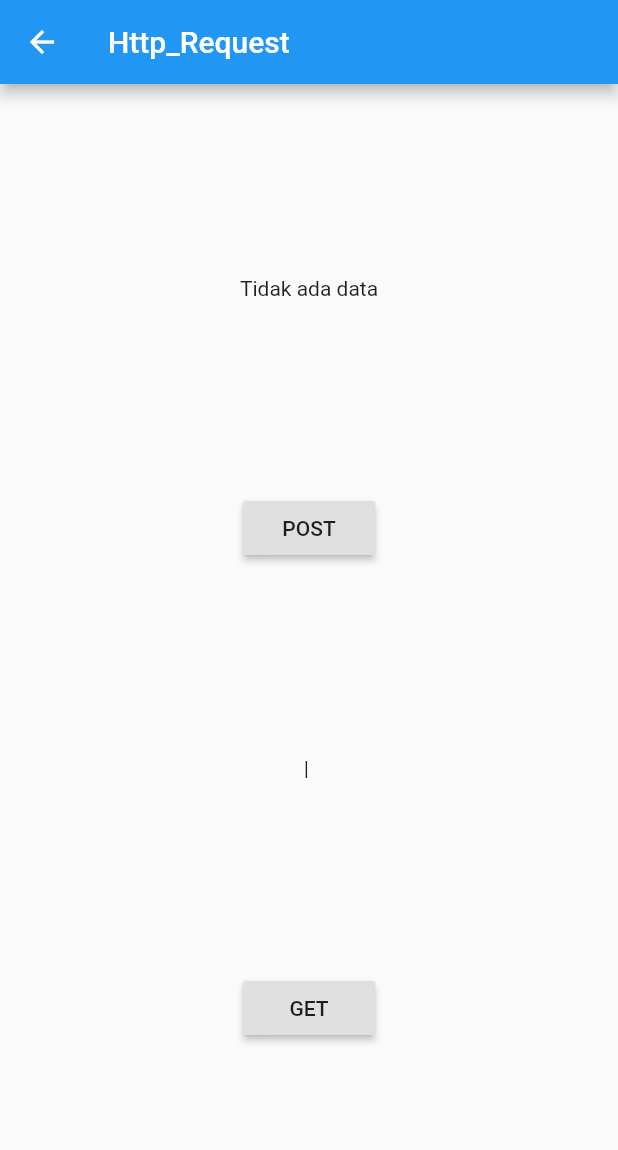
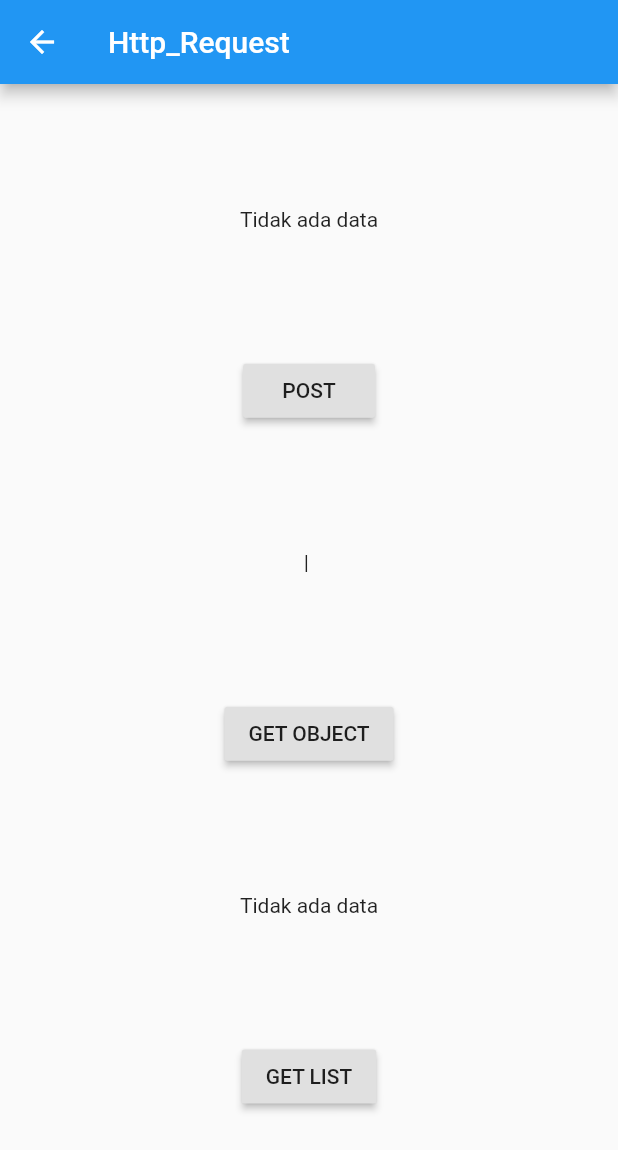
Before and after one commit to sampurnoaji/flutter_erico_chapter_1, a Flutter app: the HttpRequestPage screen opened directly, on a phone screen of 412 x 824 dp. Shown: the top 1150 px of the screen. Run offline on Flutter 3.47's test engine with Material 2 defaults, Android fonts, the phone set to English and light mode, and no system bars; our stand-ins replace audioplayers, qr_flutter; accounts and stored records are empty.

Commit message:
GET list

```diff
--- a/lib/lesson/http/http_request.dart
+++ b/lib/lesson/http/http_request.dart
@@ -11,6 +11,7 @@ class HttpRequestPage extends StatefulWidget {
 class _HttpRequestPageState extends State<HttpRequestPage> {
   PostResult? postResult;
   User? user;
+  String? users;
 
   @override
   Widget build(BuildContext context) {
@@ -44,7 +45,20 @@ class _HttpRequestPageState extends State<HttpRequestPage> {
                     setState(() {});
                   });
                 },
-                child: Text('GET'),
+                child: Text('GET OBJECT'),
+              ),
+              Text((users != null) ? '$users' : 'Tidak ada data'),
+              RaisedButton(
+                onPressed: () {
+                  User.getUsers('1').then((value) {
+                    users = '';
+                    for (int i = 0; i < value.length; i++) {
+                      users = '$users\n${value[i].firstName}';
+                    }
+                    setState(() {});
+                  });
+                },
+                child: Text('GET LIST'),
               )
             ],
           ),
--- a/lib/model/user_model.dart
+++ b/lib/model/user_model.dart
@@ -31,4 +31,19 @@ class User {
 
     return User.createUser(userData);
   }
+
+  static Future<List<User>> getUsers(String page) async {
+    String apiUrl = 'https://reqres.in/api/users?page=$page';
+
+    var apiResult = await http.get(Uri.parse(apiUrl));
+    var jsonObject = json.decode(apiResult.body);
+
+    List<dynamic> usersData = (jsonObject as Map<String, dynamic>)['data'];
+    List<User> users = [];
+    for (int i = 0; i < usersData.length; i++) {
+      users.add(User.createUser(usersData[i]));
+    }
+
+    return users;
+  }
 }
```
